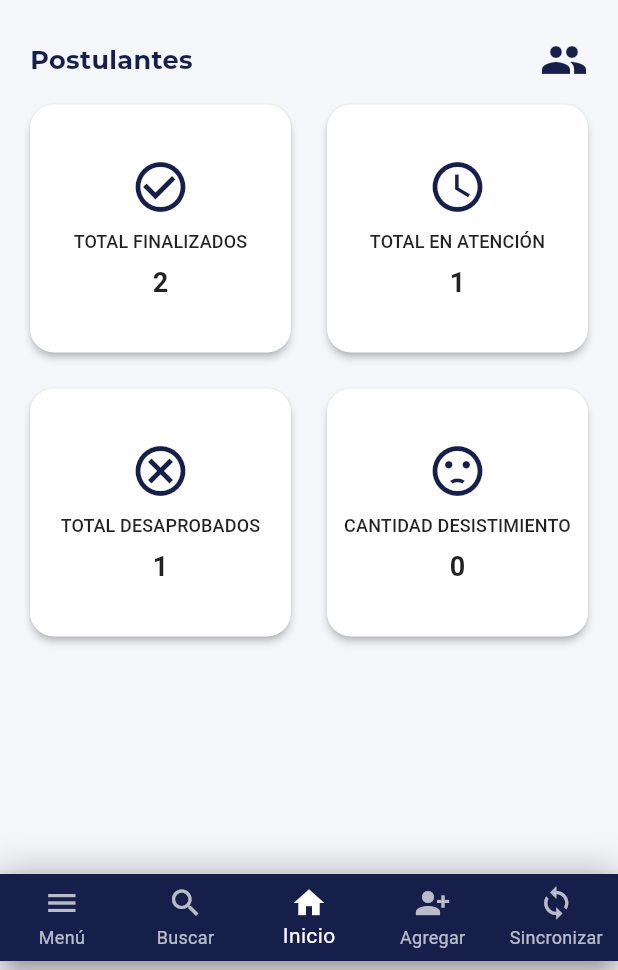
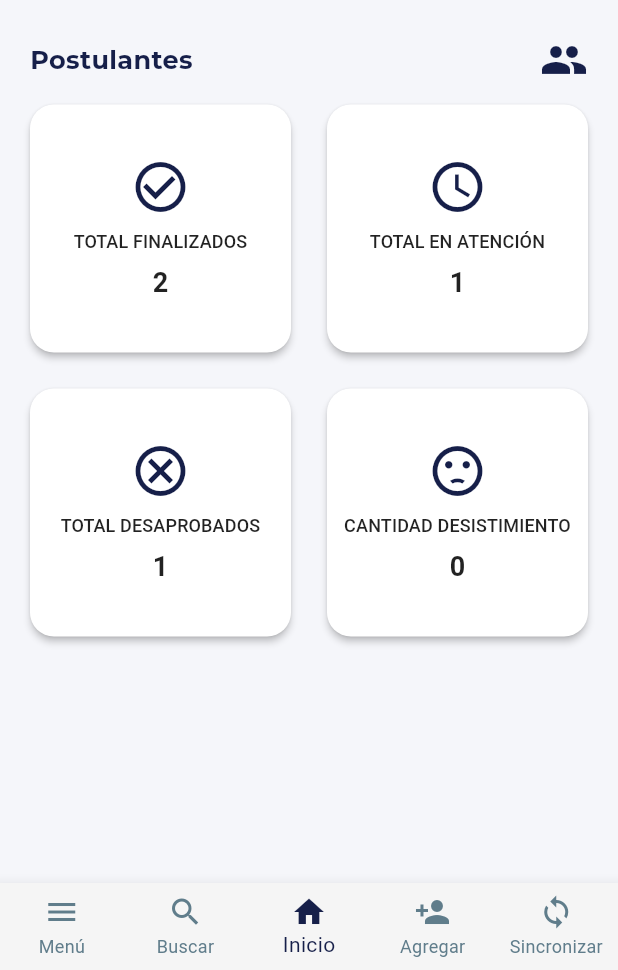
Before and after one commit to FabrizioOMG7/YoContrato, a Flutter app: the DashboardPage screen opened by its route, after a tap on the "settings" icon, on a phone screen of 412 x 824 dp, the part 266-1236 px from its top. Run offline on Flutter 3.47's test engine with Material 3 defaults, Android fonts, the phone set to English and light mode, and no system bars; our stand-ins replace bloc, equatable, flutter_bloc, google_fonts.

Commit message:
Creación de carpeta shared y widgets reutilizados
Se creó una carpeta shared en la cual estarán contenida los componentes reutilizados, en este caso del footer

```diff
--- a/lib/main.dart
+++ b/lib/main.dart
@@ -1,6 +1,7 @@
 // lib/main.dart
 import 'package:flutter/material.dart';
 import 'package:flutter_bloc/flutter_bloc.dart';
+import 'package:yo_contrato_app/presentation/pages/register_applicant_page.dart';
 
 // Importaciones del módulo de Stats
 import 'presentation/bloc/stat/stat_cubit.dart';
@@ -52,6 +53,7 @@ class MyApp extends StatelessWidget {
       routes: {
         '/login': (context) => const LoginPage(),
         '/dashboard': (context) => const DashboardPage(),
+        'register_applicant': (context) => const RegisterApplicantPage(),
       },
     );
   }
--- a/lib/presentation/pages/dashboard_page.dart
+++ b/lib/presentation/pages/dashboard_page.dart
@@ -2,10 +2,12 @@ import 'package:flutter/material.dart';
 import 'package:flutter_bloc/flutter_bloc.dart';
 import 'package:google_fonts/google_fonts.dart';
 import '../bloc/stat/stat_cubit.dart';
-import '../../domain/entities/module.dart';
 import '../widgets/stat_card.dart';
 import '../../core/theme/app_theme.dart';
 import 'register_applicant_page.dart';
+import '../../shared/app_footer.dart';
+import '../../shared/modules_data.dart';
+import '../../shared/modules_panel.dart';
 
 class DashboardPage extends StatefulWidget {
   const DashboardPage({super.key});
@@ -14,35 +16,13 @@ class DashboardPage extends StatefulWidget {
   State<DashboardPage> createState() => _DashboardPageState();
 }
 
-class _DashboardPageState extends State<DashboardPage> with SingleTickerProviderStateMixin {
+class _DashboardPageState extends State<DashboardPage>
+    with SingleTickerProviderStateMixin {
   int _currentIndex = 2;
   late final AnimationController _controller;
   late final Animation<double> _fadeAnimation;
   bool isDarkMode = false;
   String sede = "Chiclayo";
-
-  final List<Module> _modules = [
-    Module(name: 'Gestión de Postulaciones', completed: false),
-    Module(name: 'Reclutamiento', completed: false),
-    Module(name: 'Ficha Médica', completed: false),
-    Module(name: 'BBS', completed: false),
-    Module(name: 'Fotografía', completed: false),
-    Module(name: 'Gestión de Contratos', completed: false),
-    Module(name: 'Firma de Documentos', completed: false),
-    Module(name: 'Validación y Fotocheck', completed: false),
-    Module(name: 'Desistimiento', completed: false),
-  ];
-  final Map<String, IconData> moduleIcons = {
-    'Gestión de Postulaciones': Icons.event,
-    'Reclutamiento': Icons.person_search,
-    'Ficha Médica': Icons.topic,
-    'BBS': Icons.analytics,
-    'Fotografía': Icons.camera_alt,
-    'Gestión de Contratos': Icons.assignment,
-    'Firma de Documentos': Icons.edit_document,
-    'Validación y Fotocheck': Icons.badge,
-    'Módulo Desistimiento': Icons.cancel,
-  };
 
   @override
   void initState() {
@@ -64,7 +44,12 @@ class _DashboardPageState extends State<DashboardPage> with SingleTickerProvider
   void _showModulesMenu() {
     showModalBottomSheet(
       context: context,
-      builder: (context) => _buildModulesPanel(),
+      builder: (context) => ModulesPanel(
+        isDarkMode: isDarkMode,
+        onModuleTap: (index) {
+          // Acción al seleccionar módulo (opcional)
+        },
+      ),
       isScrollControlled: true,
       backgroundColor: Colors.transparent,
     );
@@ -83,13 +68,14 @@ class _DashboardPageState extends State<DashboardPage> with SingleTickerProvider
       width: double.infinity,
       padding: const EdgeInsets.symmetric(vertical: 24, horizontal: 20),
       decoration: BoxDecoration(
-        color: isDarkMode
-            ? const Color(0xFF161F49)
-            : null,
+        color: isDarkMode ? const Color(0xFF161F49) : null,
         gradient: isDarkMode
             ? null
             : LinearGradient(
-                colors: [AppTheme.primary, AppTheme.primary.withOpacity(0.85)],
+                colors: [
+                  AppTheme.primary,
+                  AppTheme.primary.withOpacity(0.85),
+                ],
                 begin: Alignment.topLeft,
                 end: Alignment.bottomRight,
               ),
@@ -154,10 +140,8 @@ class _DashboardPageState extends State<DashboardPage> with SingleTickerProvider
             mainAxisSpacing: 16,
             childAspectRatio: 1.05,
           ),
-          itemBuilder: (_, i) => StatCard(
-            stat: state.stats[i],
-            isDark: isDarkMode,
-          ),
+          itemBuilder: (_, i) =>
+              StatCard(stat: state.stats[i], isDark: isDarkMode),
         ),
       );
     }
@@ -168,10 +152,12 @@ class _DashboardPageState extends State<DashboardPage> with SingleTickerProvider
   Widget build(BuildContext context) {
     context.read<StatCubit>().loadStats();
     return Scaffold(
-      backgroundColor: isDarkMode ? const Color(0xFF030F0F) : const Color(0xFFF5F6FA),
+      backgroundColor:
+          isDarkMode ? const Color(0xFF030F0F) : const Color(0xFFF5F6FA),
       appBar: AppBar(
         elevation: 0,
-        backgroundColor: isDarkMode ? const Color(0xFF030F0F) : AppTheme.primary,
+        backgroundColor:
+            isDarkMode ? const Color(0xFF030F0F) : AppTheme.primary,
         title: Text(
           'YO CONTRATO',
           style: GoogleFonts.merriweather(
@@ -206,7 +192,10 @@ class _DashboardPageState extends State<DashboardPage> with SingleTickerProvider
                   ),
                 ),
                 const Spacer(),
-                Icon(Icons.people, color: isDarkMode ? Colors.white : AppTheme.primary),
+                Icon(
+                  Icons.people,
+                  color: isDarkMode ? Colors.white : AppTheme.primary,
+                ),
               ],
             ),
           ),
@@ -221,23 +210,7 @@ class _DashboardPageState extends State<DashboardPage> with SingleTickerProvider
           ),
         ],
       ),
-      bottomNavigationBar: Container(
-        decoration: BoxDecoration(
-          boxShadow: [
-            BoxShadow(
-              color: Colors.black.withOpacity(0.18),
-              blurRadius: 16,
-              offset: const Offset(0, -4),
-            ),
-          ],
-        ),
-        child: Padding(
-          padding: const EdgeInsets.only(bottom: 6, top: 2),
-          child: BottomNavigationBar(
-            backgroundColor: isDarkMode ? const Color(0xFF030F0F) : AppTheme.primary,
-            selectedItemColor: Colors.white,
-            unselectedItemColor: Colors.white70,
-            type: BottomNavigationBarType.fixed,
+      bottomNavigationBar: AppFooter(
         currentIndex: _currentIndex,
         onTap: (index) {
           if (index == 0) {
@@ -251,90 +224,6 @@ class _DashboardPageState extends State<DashboardPage> with SingleTickerProvider
             setState(() => _currentIndex = index);
           }
         },
-            items: const [
-              BottomNavigationBarItem(icon: Icon(Icons.menu), label: 'Menú'),
-              BottomNavigationBarItem(icon: Icon(Icons.search), label: 'Buscar'),
-              BottomNavigationBarItem(icon: Icon(Icons.home), label: 'Inicio'),
-              BottomNavigationBarItem(icon: Icon(Icons.person_add_alt_1), label: 'Agregar'),
-              BottomNavigationBarItem(icon: Icon(Icons.sync), label: 'Sincronizar'),
-            ],
-          ),
-        ),
-      ),
-    );
-  }
-
-  // Panel de módulos
-  Widget _buildModulesPanel() {
-    return Container(
-      decoration: BoxDecoration(
-        color: isDarkMode ? const Color(0xFF030F0F) : Colors.white,
-        borderRadius: const BorderRadius.vertical(top: Radius.circular(24)),
-      ),
-      padding: const EdgeInsets.only(top: 16, left: 16, right: 16, bottom: 32),
-      child: Column(
-        mainAxisSize: MainAxisSize.min,
-        children: [
-          Container(
-            width: 40,
-            height: 4,
-            margin: const EdgeInsets.only(bottom: 18),
-            decoration: BoxDecoration(
-              color: Colors.grey[400],
-              borderRadius: BorderRadius.circular(2),
-            ),
-          ),
-          GridView.builder(
-            shrinkWrap: true,
-            physics: const NeverScrollableScrollPhysics(),
-            gridDelegate: const SliverGridDelegateWithFixedCrossAxisCount(
-              crossAxisCount: 2,
-              crossAxisSpacing: 16,
-              mainAxisSpacing: 16,
-              childAspectRatio: 2.8,
-            ),
-            itemCount: _modules.length,
-            itemBuilder: (context, index) {
-              return GestureDetector(
-                onTap: () {
-                  // Acción al seleccionar módulo
-                },
-                child: Container(
-                  padding: const EdgeInsets.symmetric(horizontal: 10, vertical: 8),
-                  decoration: BoxDecoration(
-                    color: isDarkMode
-                        ? const Color(0x33161F49)
-                        : AppTheme.primary.withOpacity(0.09),
-                    borderRadius: BorderRadius.circular(14),
-                  ),
-                  child: Row(
-                    children: [
-                      Icon(
-                        moduleIcons[_modules[index].name] ?? Icons.folder,
-                        color: isDarkMode ? Colors.white : AppTheme.primary,
-                        size: 22,
-                      ),
-                      const SizedBox(width: 10),
-                      Expanded(
-                        child: Text(
-                          _modules[index].name,
-                          textAlign: TextAlign.left,
-                          style: GoogleFonts.montserrat(
-                            fontSize: 14,
-                            fontWeight: FontWeight.bold,
-                            color: isDarkMode ? Colors.white : AppTheme.primary,
-                          ),
-                          overflow: TextOverflow.ellipsis,
-                          maxLines: 2,
-                        ),
-                      ),
-                    ],
-                  ),
-                ),
-              );
-            },
-          ),
-        ],
       ),
     );
   }
@@ -364,9 +253,16 @@ class _DashboardPageState extends State<DashboardPage> with SingleTickerProvider
             ),
             ListTile(
               leading: Icon(Icons.location_on, color: iconColor),
-              title: Text("Cambiar sede", style: GoogleFonts.montserrat(color: textColor, fontWeight: FontWeight.w500)),
+              title: Text(
+                "Cambiar sede",
+                style: GoogleFonts.montserrat(
+                  color: textColor,
+                  fontWeight: FontWeight.w500,
+                ),
+              ),
               trailing: DropdownButton<String>(
-                dropdownColor: isDarkMode ? const Color(0xFF161F49) : Colors.white,
+                dropdownColor:
+                    isDarkMode ? const Color(0xFF161F49) : Colors.white,
                 value: sede,
                 underline: const SizedBox(),
                 style: GoogleFonts.montserrat(color: textColor),
@@ -394,7 +290,10 @@ class _DashboardPageState extends State<DashboardPage> with SingleTickerProvider
               ),
               title: Text(
                 "Tema",
-                style: GoogleFonts.montserrat(color: textColor, fontWeight: FontWeight.w500),
+                style: GoogleFonts.montserrat(
+                  color: textColor,
+                  fontWeight: FontWeight.w500,
+                ),
               ),
               value: isDarkMode,
               onChanged: (value) {
@@ -408,7 +307,13 @@ class _DashboardPageState extends State<DashboardPage> with SingleTickerProvider
             Divider(color: isDarkMode ? Colors.white24 : Colors.grey[300]),
             ListTile(
               leading: Icon(Icons.logout, color: iconColor),
-              title: Text("Salir", style: GoogleFonts.montserrat(color: textColor, fontWeight: FontWeight.w500)),
+              title: Text(
+                "Salir",
+                style: GoogleFonts.montserrat(
+                  color: textColor,
+                  fontWeight: FontWeight.w500,
+                ),
+              ),
               onTap: () {
                 Navigator.pop(context);
                 Navigator.pushReplacementNamed(context, '/login');
--- a/lib/presentation/pages/register_applicant_page.dart
+++ b/lib/presentation/pages/register_applicant_page.dart
@@ -1,7 +1,9 @@
 import 'package:flutter/material.dart';
 import 'package:google_fonts/google_fonts.dart';
+import 'package:yo_contrato_app/shared/modules_panel.dart';
 import '../../domain/entities/event.dart';
 import '../widgets/event/event_card.dart';
+import '../../shared/app_footer.dart';
 
 class RegisterApplicantPage extends StatefulWidget {
   const RegisterApplicantPage({super.key});
@@ -11,6 +13,9 @@ class RegisterApplicantPage extends StatefulWidget {
 }
 
 class _RegisterApplicantPageState extends State<RegisterApplicantPage> {
+  bool get isDarkMode =>
+      Theme.of(context).brightness == Brightness.dark;
+
   final List<Event> eventos = [
     Event(
       nombre: 'EVENTO PRUEBA FIN',
@@ -41,6 +46,21 @@ class _RegisterApplicantPageState extends State<RegisterApplicantPage> {
     );
   }
 
+  void _showModulesMenu() {
+    showModalBottomSheet(
+      context: context,
+      builder:
+          (context) => ModulesPanel(
+            isDarkMode: isDarkMode,
+            onModuleTap: (index) {
+              // Acción al seleccionar módulo (opcional)
+            },
+          ),
+      isScrollControlled: true,
+      backgroundColor: Colors.transparent,
+    );
+  }
+
   @override
   Widget build(BuildContext context) {
     final isDarkMode = Theme.of(context).brightness == Brightness.dark;
@@ -58,7 +78,10 @@ class _RegisterApplicantPageState extends State<RegisterApplicantPage> {
           maxLines: 1,
           overflow: TextOverflow.ellipsis,
         ),
-        backgroundColor: isDarkMode ? const Color(0xFF161F49) : Theme.of(context).primaryColor,
+        backgroundColor:
+            isDarkMode
+                ? const Color(0xFF161F49)
+                : Theme.of(context).primaryColor,
         iconTheme: const IconThemeData(color: Colors.white),
         elevation: 0,
         actions: [
@@ -70,7 +93,8 @@ class _RegisterApplicantPageState extends State<RegisterApplicantPage> {
           ),
         ],
       ),
-      backgroundColor: isDarkMode ? const Color(0xFF030F0F) : const Color(0xFFF5F6FA),
+      backgroundColor:
+          isDarkMode ? const Color(0xFF030F0F) : const Color(0xFFF5F6FA),
       body: Padding(
         padding: const EdgeInsets.all(14),
         child: Column(
@@ -79,15 +103,24 @@ class _RegisterApplicantPageState extends State<RegisterApplicantPage> {
             // Cabecera de sede mejorada
             Card(
               elevation: 2,
-              shape: RoundedRectangleBorder(borderRadius: BorderRadius.circular(16)),
+              shape: RoundedRectangleBorder(
+                borderRadius: BorderRadius.circular(16),
+              ),
               color: isDarkMode ? const Color(0xFF1B254B) : Colors.white,
               child: Padding(
-                padding: const EdgeInsets.symmetric(vertical: 18, horizontal: 18),
+                padding: const EdgeInsets.symmetric(
+                  vertical: 18,
+                  horizontal: 18,
+                ),
                 child: Row(
                   children: [
                     CircleAvatar(
-                      backgroundColor: isDarkMode ? Colors.white12 : Colors.blue[50],
-                      child: const Icon(Icons.location_on, color: Colors.blueAccent),
+                      backgroundColor:
+                          isDarkMode ? Colors.white12 : Colors.blue[50],
+                      child: const Icon(
+                        Icons.location_on,
+                        color: Colors.blueAccent,
+                      ),
                     ),
                     const SizedBox(width: 14),
                     Column(
@@ -111,7 +144,6 @@ class _RegisterApplicantPageState extends State<RegisterApplicantPage> {
                       ],
                     ),
                     const Spacer(),
-
                   ],
                 ),
               ),
@@ -143,6 +175,18 @@ class _RegisterApplicantPageState extends State<RegisterApplicantPage> {
           ],
         ),
       ),
+      bottomNavigationBar: AppFooter(
+        currentIndex: 3,
+        onTap: (index) {
+          if (index == 0) {
+            _showModulesMenu();
+          } else if (index == 2) {
+            Navigator.pushReplacementNamed(context, '/dashboard');
+          } else if (index == 3) {
+            // Ya estás aquí
+          }
+        },
+      ),
     );
   }
 }
--- /dev/null
+++ b/lib/shared/app_footer.dart
@@ -0,0 +1,46 @@
+import 'package:flutter/material.dart';
+
+class AppFooter extends StatelessWidget {
+  final int currentIndex;
+  final ValueChanged<int> onTap;
+
+  const AppFooter({
+    super.key,
+    required this.currentIndex,
+    required this.onTap,
+  });
+
+  @override
+  Widget build(BuildContext context) {
+    return BottomNavigationBar(
+      currentIndex: currentIndex,
+      onTap: onTap,
+      type: BottomNavigationBarType.fixed,
+      selectedItemColor: Theme.of(context).primaryColor,
+      unselectedItemColor: Colors.blueGrey,
+      backgroundColor: Theme.of(context).scaffoldBackgroundColor,
+      items: const [
+        BottomNavigationBarItem(
+          icon: Icon(Icons.menu),
+          label: 'Menú',
+        ),
+        BottomNavigationBarItem(
+          icon: Icon(Icons.search),
+          label: 'Buscar',
+        ),
+        BottomNavigationBarItem(
+          icon: Icon(Icons.home),
+          label: 'Inicio',
+        ),
+        BottomNavigationBarItem(
+          icon: Icon(Icons.person_add),
+          label: 'Agregar',
+        ),
+        BottomNavigationBarItem(
+          icon: Icon(Icons.sync),
+          label: 'Sincronizar',
+        ),
+      ],
+    );
+  }
+}
--- /dev/null
+++ b/lib/shared/modules_data.dart
@@ -0,0 +1,20 @@
+import 'package:flutter/material.dart';
+
+class ModuleData {
+  final String name;
+  final IconData icon;
+
+  const ModuleData({required this.name, required this.icon});
+}
+
+const List<ModuleData> appModules = [
+  ModuleData(name: 'Gestión de Postulaciones', icon: Icons.event),
+  ModuleData(name: 'Reclutamiento', icon: Icons.person_search),
+  ModuleData(name: 'Ficha Médica', icon: Icons.topic),
+  ModuleData(name: 'BBS', icon: Icons.analytics),
+  ModuleData(name: 'Fotografía', icon: Icons.camera_alt),
+  ModuleData(name: 'Gestión de Contratos', icon: Icons.assignment),
+  ModuleData(name: 'Firma de Documentos', icon: Icons.edit_document),
+  ModuleData(name: 'Validación y Fotocheck', icon: Icons.badge),
+  ModuleData(name: 'Desistimiento', icon: Icons.cancel),
+];
--- /dev/null
+++ b/lib/shared/modules_panel.dart
@@ -0,0 +1,90 @@
+import 'package:flutter/material.dart';
+import 'modules_data.dart';
+
+class ModulesPanel extends StatelessWidget {
+  final bool isDarkMode;
+  final void Function(int index)? onModuleTap;
+
+  const ModulesPanel({
+    super.key,
+    required this.isDarkMode,
+    this.onModuleTap,
+  });
+
+  @override
+  Widget build(BuildContext context) {
+    return Container(
+      decoration: BoxDecoration(
+        color: isDarkMode ? const Color(0xFF030F0F) : Colors.white,
+        borderRadius: const BorderRadius.vertical(top: Radius.circular(24)),
+      ),
+      padding: const EdgeInsets.only(top: 16, left: 16, right: 16, bottom: 32),
+      child: Column(
+        mainAxisSize: MainAxisSize.min,
+        children: [
+          Container(
+            width: 40,
+            height: 4,
+            margin: const EdgeInsets.only(bottom: 18),
+            decoration: BoxDecoration(
+              color: Colors.grey[400],
+              borderRadius: BorderRadius.circular(2),
+            ),
+          ),
+          GridView.builder(
+            shrinkWrap: true,
+            physics: const NeverScrollableScrollPhysics(),
+            gridDelegate: const SliverGridDelegateWithFixedCrossAxisCount(
+              crossAxisCount: 2,
+              crossAxisSpacing: 16,
+              mainAxisSpacing: 16,
+              childAspectRatio: 2.8,
+            ),
+            itemCount: appModules.length,
+            itemBuilder: (context, index) {
+              final module = appModules[index];
+              return GestureDetector(
+                onTap: () {
+                  if (onModuleTap != null) onModuleTap!(index);
+                  Navigator.pop(context);
+                },
+                child: Container(
+                  padding: const EdgeInsets.symmetric(horizontal: 10, vertical: 8),
+                  decoration: BoxDecoration(
+                    color: isDarkMode
+                        ? const Color(0x33161F49)
+                        : Theme.of(context).primaryColor.withOpacity(0.09),
+                    borderRadius: BorderRadius.circular(14),
+                  ),
+                  child: Row(
+                    children: [
+                      Icon(
+                        module.icon,
+                        color: isDarkMode ? Colors.white : Theme.of(context).primaryColor,
+                        size: 22,
+                      ),
+                      const SizedBox(width: 10),
+                      Expanded(
+                        child: Text(
+                          module.name,
+                          textAlign: TextAlign.left,
+                          style: TextStyle(
+                            fontSize: 14,
+                            fontWeight: FontWeight.bold,
+                            color: isDarkMode ? Colors.white : Theme.of(context).primaryColor,
+                          ),
+                          overflow: TextOverflow.ellipsis,
+                          maxLines: 2,
+                        ),
+                      ),
+                    ],
+                  ),
+                ),
+              );
+            },
+          ),
+        ],
+      ),
+    );
+  }
+}
```
Lines whose indentation alone changed are shown as unchanged.
